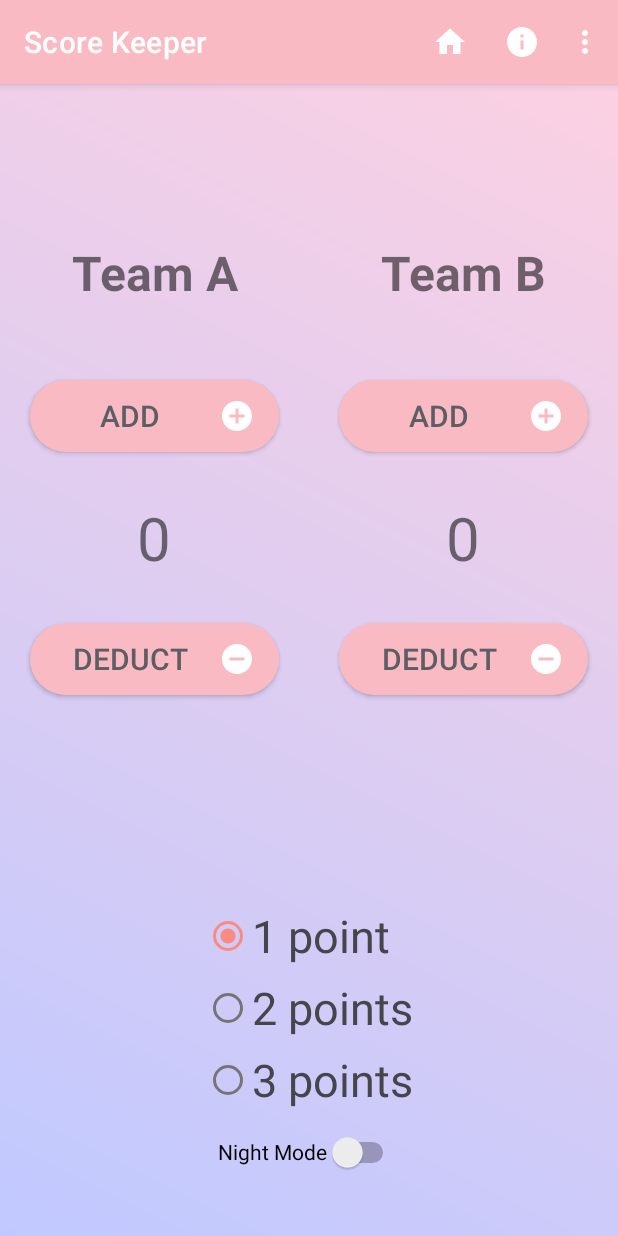
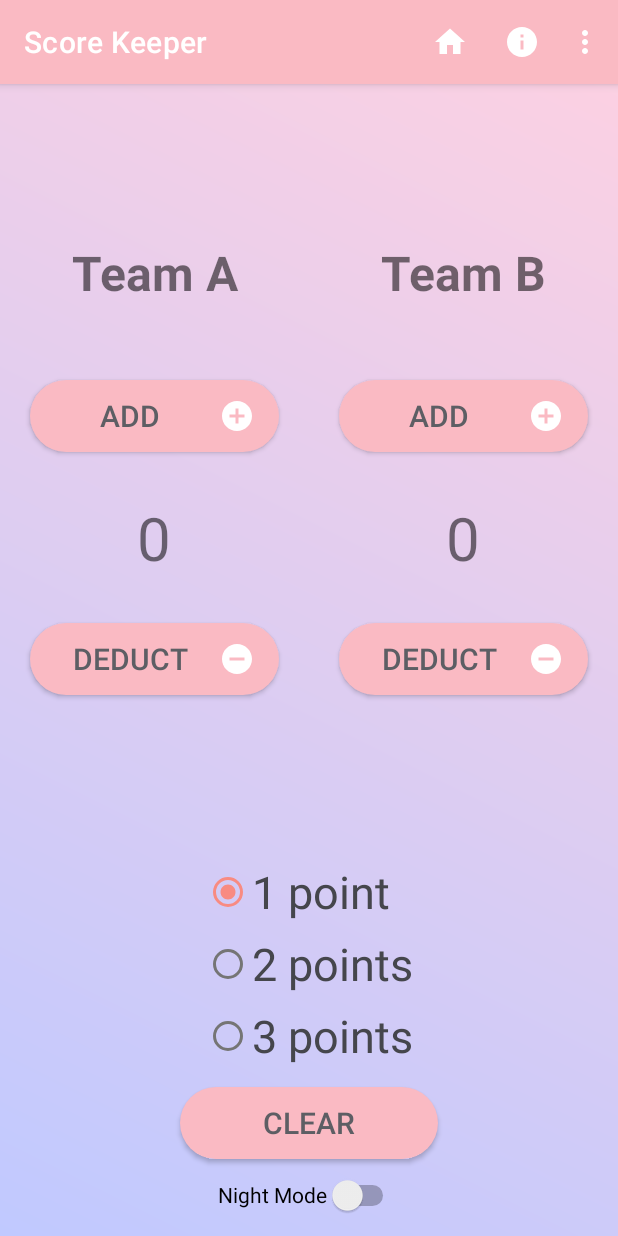
Before and after one commit to YuenShanTsang/YuenShan_Score, an Android app: the screen it shows after launch (MainActivity), on a phone screen of 412 x 824 dp. Run offline under Robolectric (Android 15) with nearby library versions, the phone set to English and light mode, and no system bars.

Commit message:
Added comments

```diff
--- a/app/src/main/java/com/example/yuenshan_score/MainActivity.kt
+++ b/app/src/main/java/com/example/yuenshan_score/MainActivity.kt
@@ -17,6 +17,7 @@ class MainActivity : AppCompatActivity() {
     // Init view binding
     private lateinit var binding: ActivityMainBinding
 
+    // Initialize shared preferences variable
     private lateinit var sharedPrefs: SharedPreferences
 
     // Update score variable declaration
@@ -40,6 +41,15 @@ class MainActivity : AppCompatActivity() {
         // Set the text views to display the saved scores
         binding.scoreATextView.text = teamAScore.toString()
         binding.scoreBTextView.text = teamBScore.toString()
+
+        // Update the score if the switch is turned off
+        val isEnabled = intent.getBooleanExtra("isEnabled", switchEnabled())
+        if (!isEnabled) {
+            teamAScore = 0
+            teamBScore = 0
+            binding.scoreATextView.text = "0"
+            binding.scoreBTextView.text = "0"
+        }
 
         // Set the listener for the switch
         binding.nightModeSwitch.setOnCheckedChangeListener { _, isChecked ->
@@ -100,9 +110,19 @@ class MainActivity : AppCompatActivity() {
             saveScore()
         }
 
+        // Clear scores and update UI
+        binding.clearButton.setOnClickListener {
+            teamAScore = 0
+            teamBScore = 0
+            binding.scoreATextView.text = "0"
+            binding.scoreBTextView.text = "0"
+            saveScore()
+        }
     }
 
+
     private fun switchEnabled() : Boolean {
+        // Retrieve the value of the "EnabledSwitch" boolean preference from the "SavePrefs" SharedPreferences
         return getSharedPreferences("SavePrefs", Context.MODE_PRIVATE)
             .getBoolean("EnabledSwitch", false)
     }
@@ -110,6 +130,7 @@ class MainActivity : AppCompatActivity() {
     private fun saveScore() {
         if (switchEnabled()) {
             val editor = getSharedPreferences("ScorePrefs", Context.MODE_PRIVATE).edit()
+            // Add the scores for team A and team B as String values to the editor
             editor.apply {
                 putString("teamA_score", teamAScore.toString())
                 putString("teamB_score", teamBScore.toString())
@@ -135,6 +156,7 @@ class MainActivity : AppCompatActivity() {
         binding.scoreBTextView.text = teamBScore.toString()
     }
 
+    // Create menu to the ActionBar
     override fun onCreateOptionsMenu(menu: Menu): Boolean {
         val inflater: MenuInflater = menuInflater
         inflater.inflate(R.menu.main_menu, menu)
@@ -145,16 +167,19 @@ class MainActivity : AppCompatActivity() {
         // Handle item selection
         return when (item.itemId) {
             R.id.home -> {
+                // Go to main activity
                 val intent = Intent(this, MainActivity::class.java)
                 startActivity(intent)
                 true
             }
             R.id.about -> {
+                // Toast that displays developer information
                 val toast = Toast.makeText(this, "Developed by Yuen Shan Tsang (Clary)\nCourse Code: JAV1001", Toast.LENGTH_SHORT)
                 toast.show()
                 true
             }
             R.id.settings -> {
+                // Go to setting activity
                 val intent = Intent(this, SettingActivity::class.java)
                 startActivity(intent)
                 true
--- a/app/src/main/res/layout/activity_main.xml
+++ b/app/src/main/res/layout/activity_main.xml
@@ -180,6 +180,19 @@
                 android:textColor="@color/material_dynamic_neutral30" />
         </RadioGroup>
 
+        <!--Clear button-->
+        <Button
+            android:id="@+id/clear_button"
+            android:layout_width="fill_parent"
+            android:layout_height="wrap_content"
+            android:layout_marginStart="120dp"
+            android:layout_marginEnd="120dp"
+            android:layout_marginTop="10dp"
+            android:gravity="center"
+            android:text="@string/clear_button"
+            tools:ignore="VisualLintButtonSize"
+            style="@style/button_style" />
+
         <!--Day and night mode-->
         <Switch
             android:id="@+id/night_mode_switch"
--- a/app/src/main/res/values/strings.xml
+++ b/app/src/main/res/values/strings.xml
@@ -9,6 +9,7 @@
     <string name="radio1_button">1 point</string>
     <string name="radio2_button">2 points</string>
     <string name="radio3_button">3 points</string>
+    <string name="clear_button">Clear</string>
     <string name="night_mode_switch">Night Mode</string>
     <string name="home">Home</string>
     <string name="about">About</string>
```
Also changed, not shown: app/src/main/java/com/example/yuenshan_score/SettingActivity.kt (+9 -5 lines).
